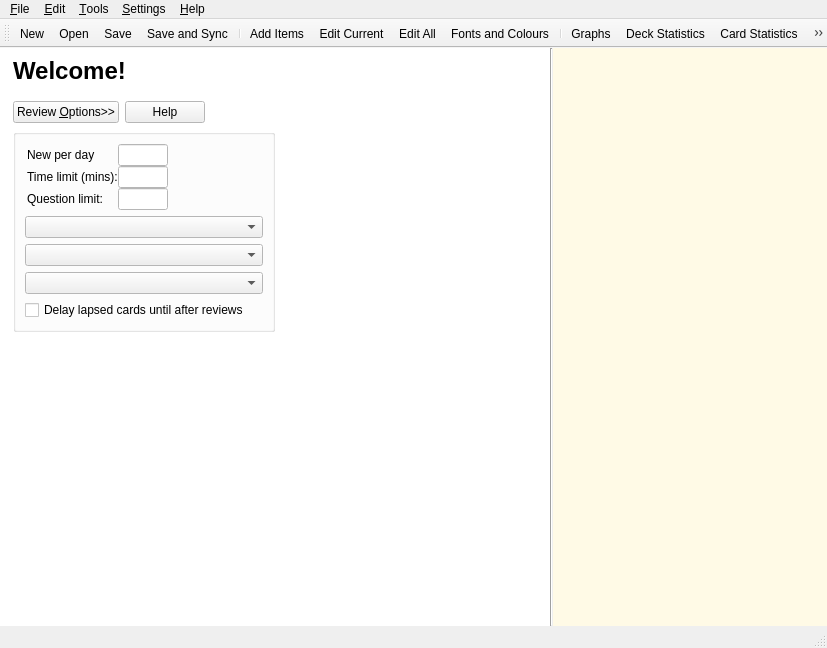
Above: designer/main.ui from ankitects/anki before the change. Below: the same form after it.
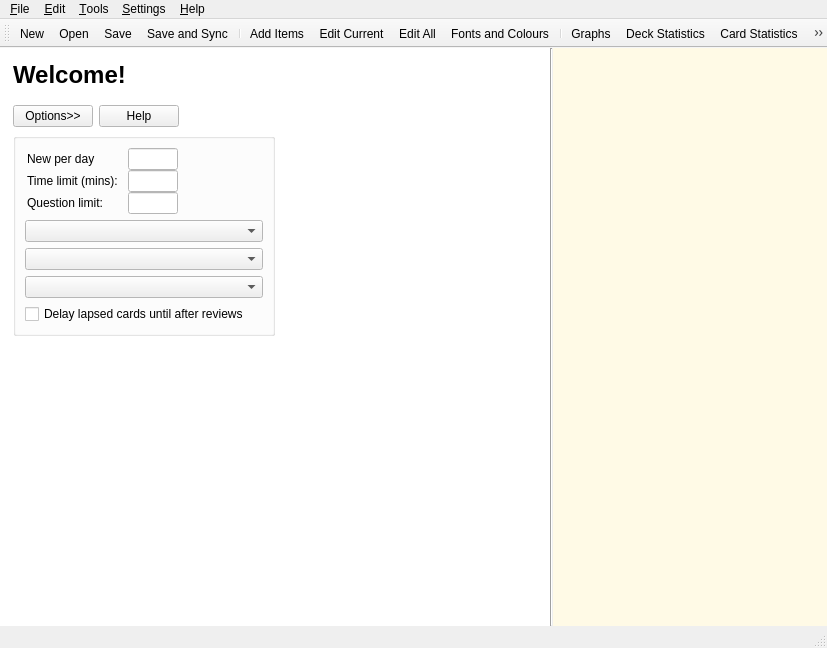
That is the form after the change. The open tabs and pages were chosen to show the change. Icons and pictures are not drawn.

Commit message: fix flicker, various ui tweaks

The edit to the form file:
```diff
--- a/designer/main.ui
+++ b/designer/main.ui
@@ -216,6 +216,9 @@
             <layout class="QHBoxLayout" name="horizontalLayout_4" >
              <item>
               <layout class="QVBoxLayout" name="verticalLayout_11" >
+               <property name="topMargin" >
+                <number>4</number>
+               </property>
                <item>
                 <widget class="QLabel" name="optionsLabel" >
                  <property name="text" >
@@ -229,7 +232,7 @@
                   <enum>Qt::Vertical</enum>
                  </property>
                  <property name="sizeType" >
-                  <enum>QSizePolicy::Preferred</enum>
+                  <enum>QSizePolicy::Fixed</enum>
                  </property>
                  <property name="sizeHint" stdset="0" >
                   <size>
@@ -246,7 +249,7 @@
                    <item>
                     <widget class="QPushButton" name="optionsButton" >
                      <property name="text" >
-                      <string>Review &amp;Options>></string>
+                      <string>Options>></string>
                      </property>
                      <property name="checkable" >
                       <bool>true</bool>
@@ -308,7 +311,7 @@
                         </property>
                        </widget>
                       </item>
-                      <item row="1" column="1" >
+                      <item row="1" column="2" >
                        <widget class="QLineEdit" name="minuteLimit" >
                         <property name="sizePolicy" >
                          <sizepolicy vsizetype="Fixed" hsizetype="Maximum" >
@@ -331,7 +334,7 @@
                         </property>
                        </widget>
                       </item>
-                      <item row="2" column="1" >
+                      <item row="2" column="2" >
                        <widget class="QLineEdit" name="questionLimit" >
                         <property name="sizePolicy" >
                          <sizepolicy vsizetype="Fixed" hsizetype="Preferred" >
@@ -347,7 +350,7 @@
                         </property>
                        </widget>
                       </item>
-                      <item row="1" column="2" >
+                      <item row="1" column="3" >
                        <spacer name="horizontalSpacer_3" >
                         <property name="orientation" >
                          <enum>Qt::Horizontal</enum>
@@ -373,7 +376,7 @@
                         </property>
                        </widget>
                       </item>
-                      <item row="0" column="1" >
+                      <item row="0" column="2" >
                        <widget class="QLineEdit" name="newPerDay" >
                         <property name="sizePolicy" >
                          <sizepolicy vsizetype="Fixed" hsizetype="Preferred" >
@@ -389,6 +392,22 @@
                         </property>
                        </widget>
                       </item>
+                      <item row="0" column="1" >
+                       <spacer name="horizontalSpacer_5" >
+                        <property name="orientation" >
+                         <enum>Qt::Horizontal</enum>
+                        </property>
+                        <property name="sizeType" >
+                         <enum>QSizePolicy::Preferred</enum>
+                        </property>
+                        <property name="sizeHint" stdset="0" >
+                         <size>
+                          <width>10</width>
+                          <height>20</height>
+                         </size>
+                        </property>
+                       </spacer>
+                      </item>
                      </layout>
                     </item>
                     <item>
```
Left out of the diff: 10 changed lines with no effect on the pictures. The commit also changes 2 other files.
